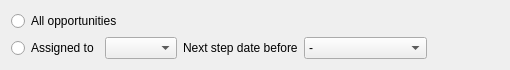
This is client/src/pages/opportunityfilterwidget.ui in KDAB/FatCRM as Qt 5 draws it before an edit. The edited form follows.
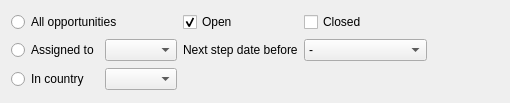
This is the edited form.

Commit message: add country-group filters, and open/closed checkboxes

```diff
--- a/client/src/pages/opportunityfilterwidget.ui
+++ b/client/src/pages/opportunityfilterwidget.ui
@@ -7,40 +7,41 @@
     <x>0</x>
     <y>0</y>
     <width>510</width>
-    <height>58</height>
+    <height>103</height>
    </rect>
   </property>
   <property name="windowTitle">
    <string>Form</string>
   </property>
-  <layout class="QVBoxLayout" name="verticalLayout">
-   <item>
+  <layout class="QGridLayout" name="gridLayout">
+   <item row="0" column="0" colspan="2">
     <widget class="QRadioButton" name="rbAll">
      <property name="text">
       <string>All opportunities</string>
      </property>
     </widget>
    </item>
-   <item>
-    <layout class="QHBoxLayout" name="horizontalLayout">
-     <item>
-      <widget class="QRadioButton" name="rbAssignedTo">
+   <item row="0" column="3">
+    <widget class="QCheckBox" name="cbOpen">
        <property name="text">
-        <string>Assigned to</string>
-       </property>
-      </widget>
-     </item>
-     <item>
-      <widget class="QComboBox" name="cbAssignee"/>
-     </item>
-     <item>
-      <widget class="QLabel" name="label">
+      <string>Open</string>
+     </property>
+     <property name="checked">
+      <bool>true</bool>
+     </property>
+    </widget>
+   </item>
+   <item row="2" column="1">
+    <widget class="QComboBox" name="cbCountry"/>
+   </item>
+   <item row="2" column="0">
+    <widget class="QRadioButton" name="rbCountry">
        <property name="text">
-        <string>Next step date before</string>
+      <string>In country</string>
        </property>
       </widget>
      </item>
-     <item>
+   <item row="1" column="4">
       <widget class="QComboBox" name="cbMaxNextStepDate">
        <item>
         <property name="text">
@@ -69,20 +70,42 @@
        </item>
       </widget>
      </item>
-     <item>
+   <item row="1" column="0">
+    <widget class="QRadioButton" name="rbAssignedTo">
+     <property name="text">
+      <string>Assigned to</string>
+     </property>
+    </widget>
+   </item>
+   <item row="0" column="4">
+    <widget class="QCheckBox" name="cbClosed">
+     <property name="text">
+      <string>Closed</string>
+     </property>
+    </widget>
+   </item>
+   <item row="1" column="1">
+    <widget class="QComboBox" name="cbAssignee"/>
+   </item>
+   <item row="1" column="3">
+    <widget class="QLabel" name="label">
+     <property name="text">
+      <string>Next step date before</string>
+     </property>
+    </widget>
+   </item>
+   <item row="1" column="5">
       <spacer name="horizontalSpacer">
        <property name="orientation">
         <enum>Qt::Horizontal</enum>
        </property>
        <property name="sizeHint" stdset="0">
         <size>
-         <width>40</width>
+       <width>76</width>
          <height>20</height>
         </size>
        </property>
       </spacer>
-     </item>
-    </layout>
    </item>
   </layout>
  </widget>
```
Lines whose indentation alone changed are shown as unchanged. The commit also changes 12 other files.
